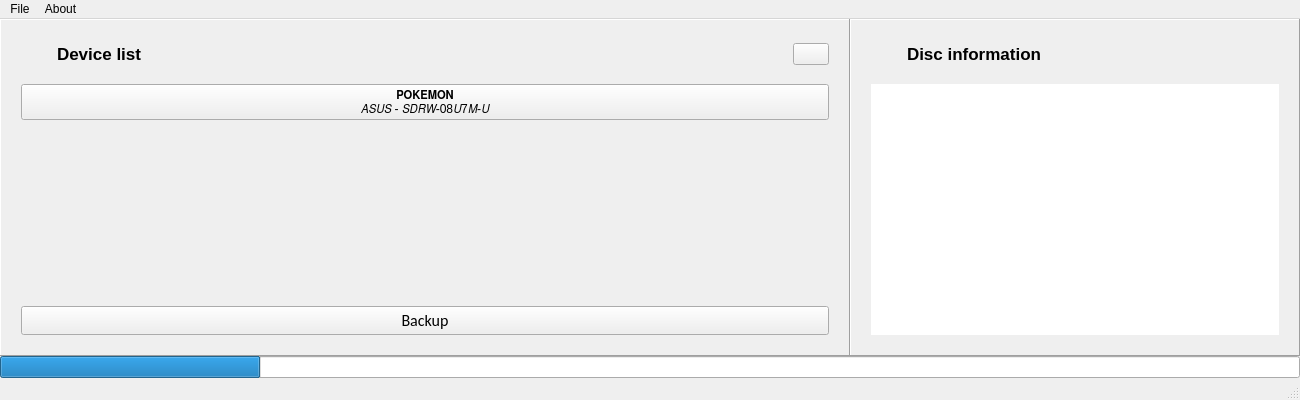
rlaphoenix/Slipstream, file pslipstream/static/form.ui: the form before one commit.
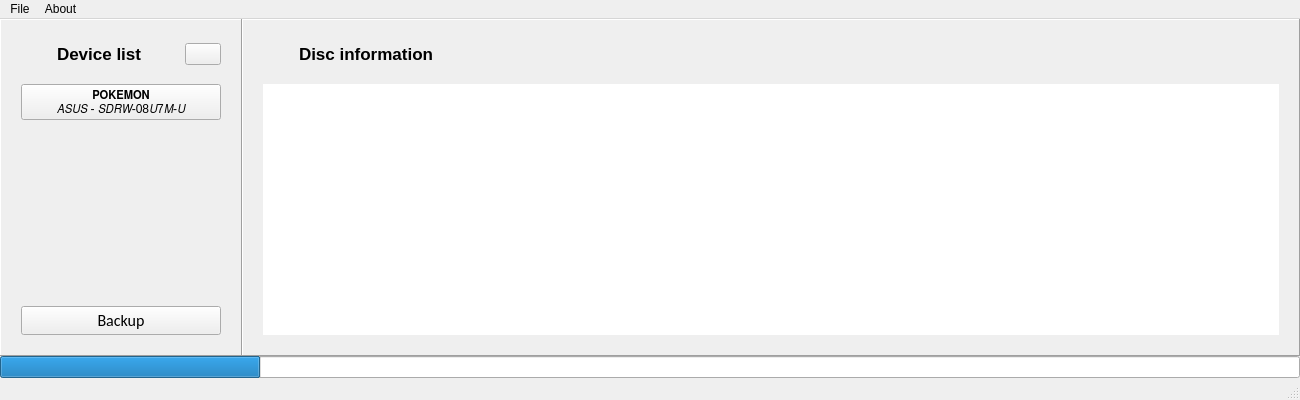
The form after the commit. Icons and pictures are not drawn.

Commit message: ui.form: Make disc info use most width

```diff
--- a/pslipstream/static/form.ui
+++ b/pslipstream/static/form.ui
@@ -164,7 +164,7 @@
              <rect>
               <x>0</x>
               <y>0</y>
-              <width>806</width>
+              <width>200</width>
               <height>205</height>
              </rect>
             </property>
@@ -230,12 +230,6 @@
       </item>
       <item>
        <widget class="QFrame" name="discInfoFrame">
-        <property name="maximumSize">
-         <size>
-          <width>450</width>
-          <height>16777215</height>
-         </size>
-        </property>
         <property name="frameShape">
          <enum>QFrame::Panel</enum>
         </property>
```
